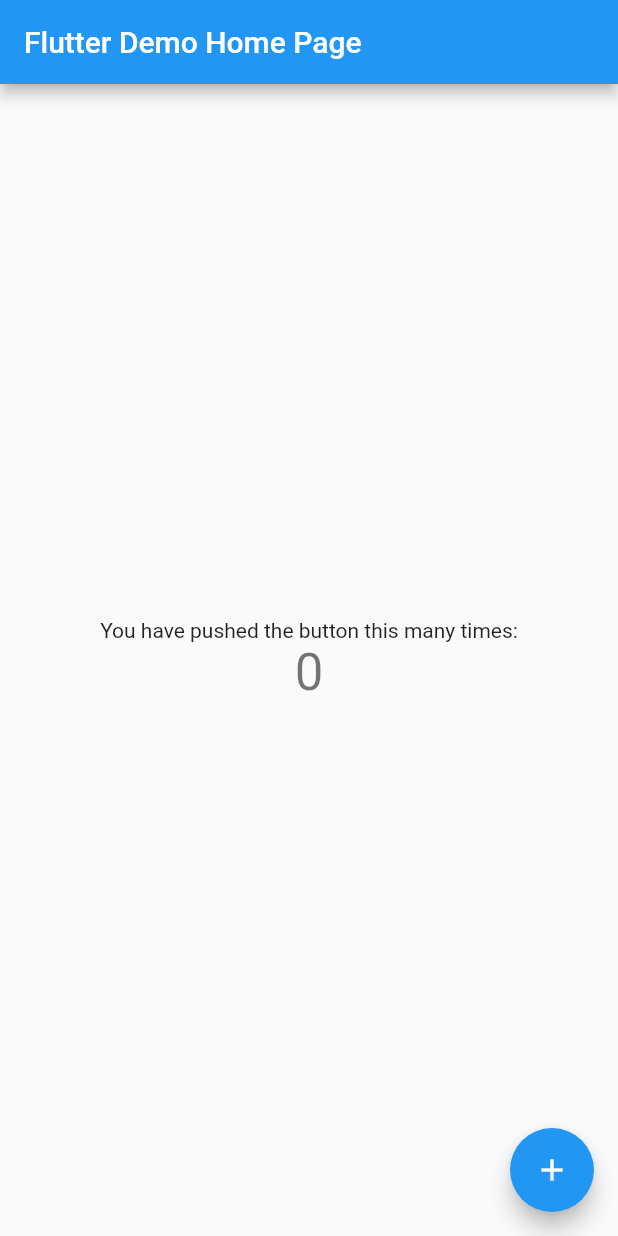
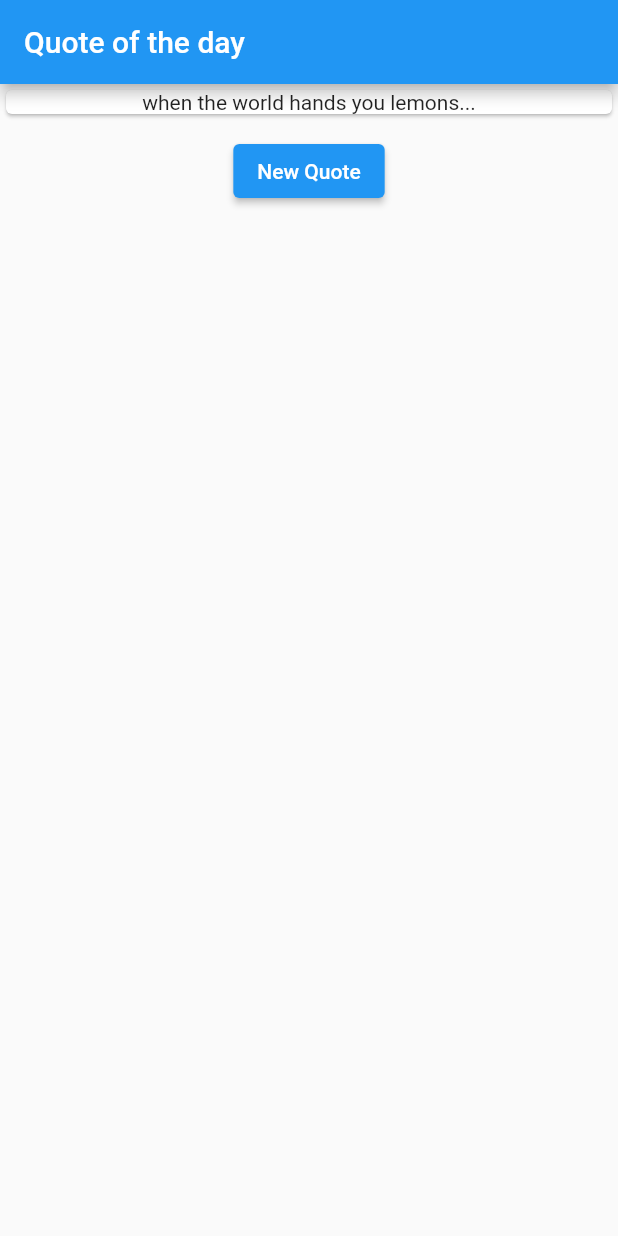
Before and after one commit to latenightsnacc/Quotivation, a Flutter app: the screen it shows after launch, on a phone screen of 412 x 824 dp. Run offline on Flutter 3.47's test engine with Material 2 defaults, Android fonts, the phone set to English and light mode, and no system bars.

Commit message:
separated the widgets into various pages

```diff
--- a/lib/main.dart
+++ b/lib/main.dart
@@ -1,113 +1,23 @@
 import 'package:flutter/material.dart';
+
+import 'quote_generator.dart';
 
 void main() {
   runApp(MyApp());
 }
 
 class MyApp extends StatelessWidget {
-  // This widget is the root of your application.
   @override
   Widget build(BuildContext context) {
     return MaterialApp(
-      title: 'Flutter Demo',
-      theme: ThemeData(
-        // This is the theme of your application.
-        //
-        // Try running your application with "flutter run". You'll see the
-        // application has a blue toolbar. Then, without quitting the app, try
-        // changing the primarySwatch below to Colors.green and then invoke
-        // "hot reload" (press "r" in the console where you ran "flutter run",
-        // or simply save your changes to "hot reload" in a Flutter IDE).
-        // Notice that the counter didn't reset back to zero; the application
-        // is not restarted.
-        primarySwatch: Colors.blue,
+      home: Scaffold(
+        appBar: AppBar(
+          title: Text('Quote of the day'),
+        ),
+        body: Center(
+          child: QuoteGenerator(),
+        ),
       ),
-      home: MyHomePage(title: 'Flutter Demo Home Page'),
     );
   }
 }
-
-class MyHomePage extends StatefulWidget {
-  MyHomePage({Key? key, required this.title}) : super(key: key);
-
-  // This widget is the home page of your application. It is stateful, meaning
-  // that it has a State object (defined below) that contains fields that affect
-  // how it looks.
-
-  // This class is the configuration for the state. It holds the values (in this
-  // case the title) provided by the parent (in this case the App widget) and
-  // used by the build method of the State. Fields in a Widget subclass are
-  // always marked "final".
-
-  final String title;
-
-  @override
-  _MyHomePageState createState() => _MyHomePageState();
-}
-
-class _MyHomePageState extends State<MyHomePage> {
-  int _counter = 0;
-
-  void _incrementCounter() {
-    setState(() {
-      // This call to setState tells the Flutter framework that something has
-      // changed in this State, which causes it to rerun the build method below
-      // so that the display can reflect the updated values. If we changed
-      // _counter without calling setState(), then the build method would not be
-      // called again, and so nothing would appear to happen.
-      _counter++;
-    });
-  }
-
-  @override
-  Widget build(BuildContext context) {
-    // This method is rerun every time setState is called, for instance as done
-    // by the _incrementCounter method above.
-    //
-    // The Flutter framework has been optimized to make rerunning build methods
-    // fast, so that you can just rebuild anything that needs updating rather
-    // than having to individually change instances of widgets.
-    return Scaffold(
-      appBar: AppBar(
-        // Here we take the value from the MyHomePage object that was created by
-        // the App.build method, and use it to set our appbar title.
-        title: Text(widget.title),
-      ),
-      body: Center(
-        // Center is a layout widget. It takes a single child and positions it
-        // in the middle of the parent.
-        child: Column(
-          // Column is also a layout widget. It takes a list of children and
-          // arranges them vertically. By default, it sizes itself to fit its
-          // children horizontally, and tries to be as tall as its parent.
-          //
-          // Invoke "debug painting" (press "p" in the console, choose the
-          // "Toggle Debug Paint" action from the Flutter Inspector in Android
-          // Studio, or the "Toggle Debug Paint" command in Visual Studio Code)
-          // to see the wireframe for each widget.
-          //
-          // Column has various properties to control how it sizes itself and
-          // how it positions its children. Here we use mainAxisAlignment to
-          // center the children vertically; the main axis here is the vertical
-          // axis because Columns are vertical (the cross axis would be
-          // horizontal).
-          mainAxisAlignment: MainAxisAlignment.center,
-          children: <Widget>[
-            Text(
-              'You have pushed the button this many times:',
-            ),
-            Text(
-              '$_counter',
-              style: Theme.of(context).textTheme.headline4,
-            ),
-          ],
-        ),
-      ),
-      floatingActionButton: FloatingActionButton(
-        onPressed: _incrementCounter,
-        tooltip: 'Increment',
-        child: Icon(Icons.add),
-      ), // This trailing comma makes auto-formatting nicer for build methods.
-    );
-  }
-}
--- /dev/null
+++ b/lib/quote.dart
@@ -0,0 +1,16 @@
+import 'package:flutter/material.dart';
+
+class Quote extends StatelessWidget {
+  final String quote;
+
+  Quote(this.quote);
+
+  @override
+  Widget build(BuildContext context) {
+    return Card(
+      child: Center(
+        child: Text(quote),
+      ),
+    );
+  }
+}
--- /dev/null
+++ b/lib/quote_generator.dart
@@ -0,0 +1,31 @@
+import 'package:flutter/material.dart';
+
+import 'quote.dart';
+
+class QuoteGenerator extends StatefulWidget {
+  @override
+  State<StatefulWidget> createState() {
+    return _QuoteGeneratorState();
+  }
+}
+
+class _QuoteGeneratorState extends State<QuoteGenerator> {
+  String _quote = 'when the world hands you lemons...';
+  @override
+  Widget build(BuildContext context) {
+    return Column(
+      children: <Widget>[
+        Quote(_quote),
+        Container(
+            margin: EdgeInsets.all(10.0),
+            child: ElevatedButton(
+                onPressed: () {
+                  setState(() {
+                    _quote = 'Blue skies vanilla skies';
+                  });
+                },
+                child: Text('New Quote')))
+      ],
+    );
+  }
+}
```
